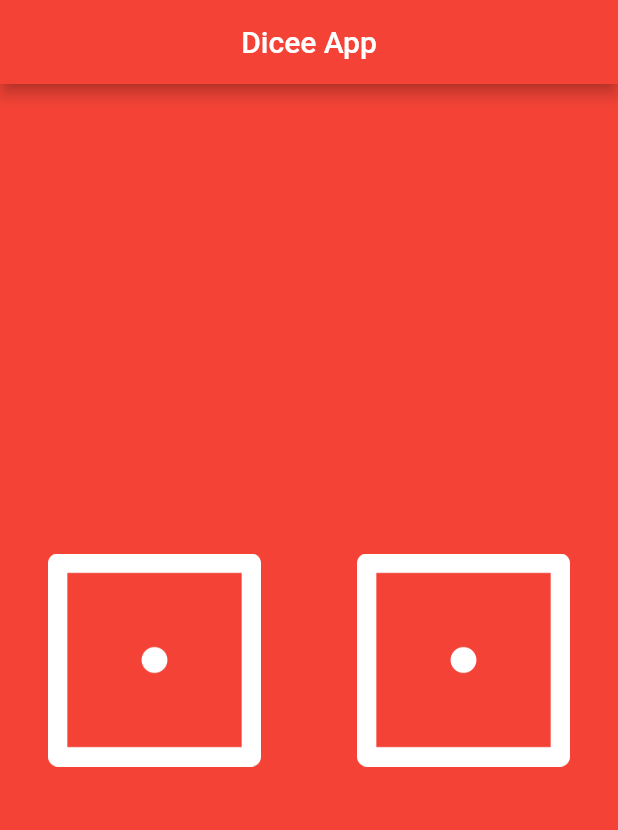
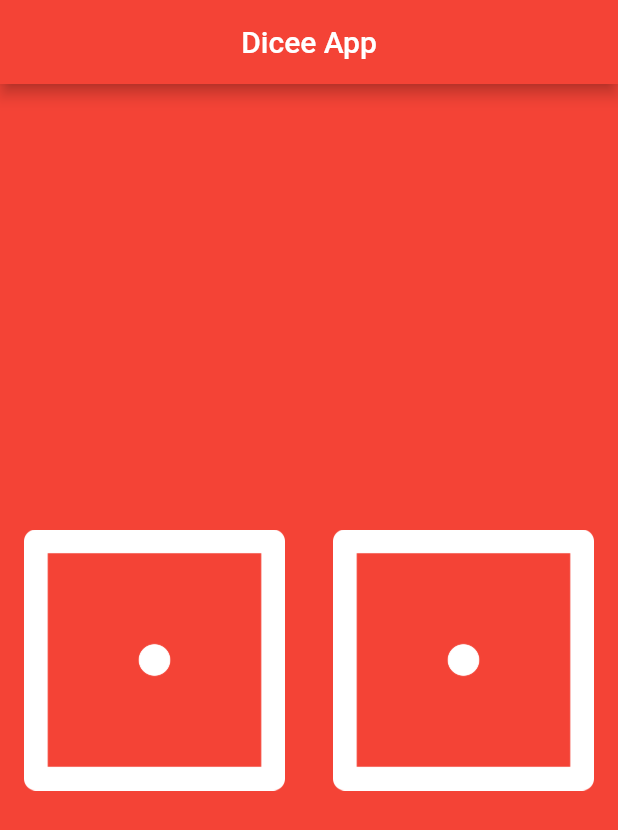
Before and after one commit to Jordan-erifried/DiceeFlutter, a Flutter app: the screen it shows after launch, on a phone screen of 412 x 824 dp. Shown: the top 830 px of the screen. Run offline on Flutter 3.47's test engine with Material 2 defaults, Android fonts, the phone set to English and light mode, and no system bars.

Commit message:
Padding removed

```diff
--- a/lib/main.dart
+++ b/lib/main.dart
@@ -40,8 +40,6 @@ class _DicePageState extends State<DicePage> {
       child: Row(
         children: [
           Expanded(
-            child: Padding(
-              padding: EdgeInsets.all(16.0),
             child: FlatButton(
                 onPressed: () {
                   setState(() {
@@ -51,11 +49,8 @@ class _DicePageState extends State<DicePage> {
                 child: Image.asset('images/dice$leftDiceNumber.png')
             ),
           ),
-          ),
 
           Expanded(
-            child: Padding(
-              padding: EdgeInsets.all(16.0),
             child: FlatButton(
                 onPressed: () {
                   setState(() {
@@ -64,7 +59,6 @@ class _DicePageState extends State<DicePage> {
                 },
                 child: Image.asset('images/dice$rightDiceNumber.png')
             ),
-            ),
           )
         ],
       ),
```
Lines whose indentation alone changed are shown as unchanged.
